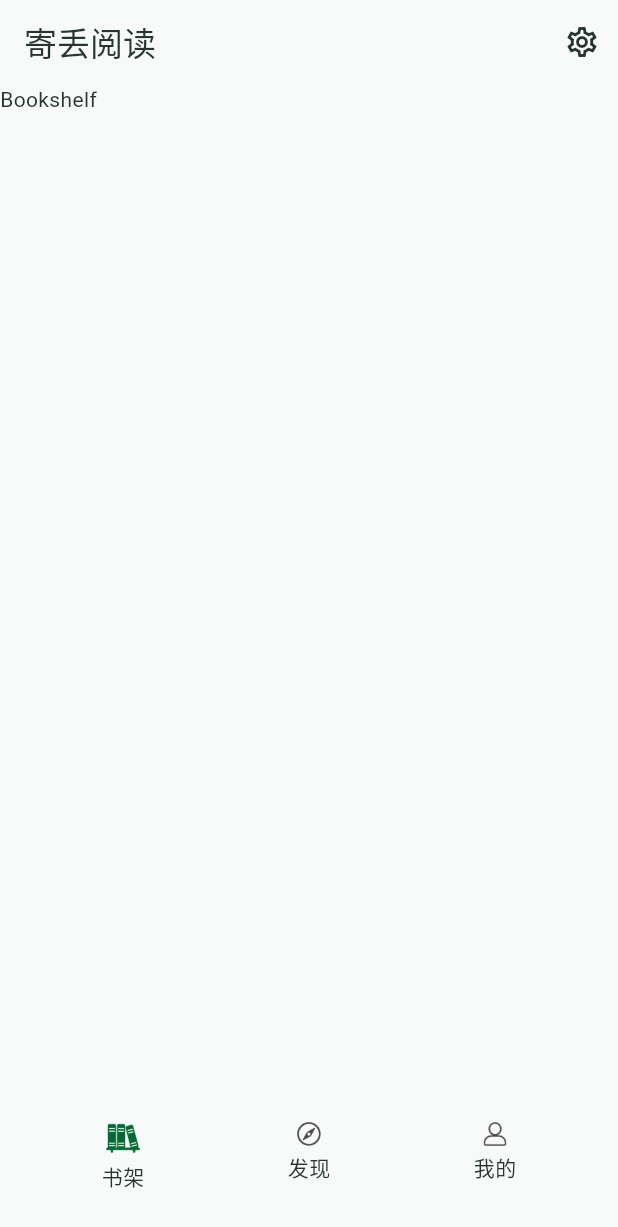
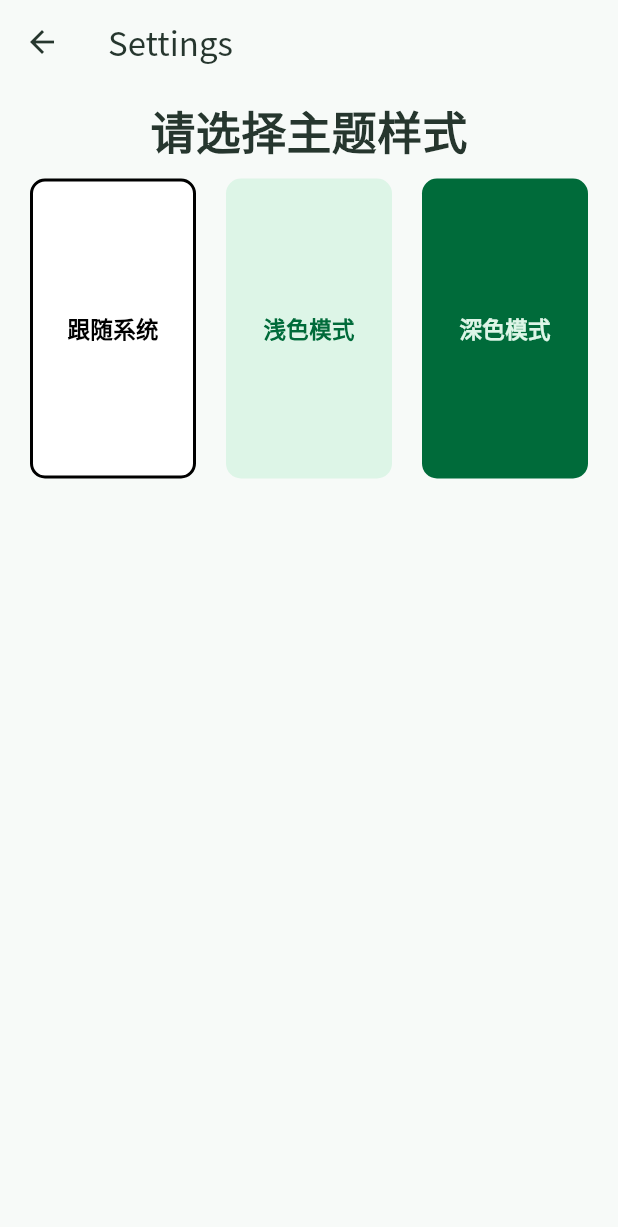
Before and after one commit to lc-052/jidiu_reader, a Flutter app: the screen it shows after launch, after a tap on the "settings" icon, on a phone screen of 412 x 824 dp. Shown: the top 1227 px of the screen. Run offline on Flutter 3.47's test engine with Material 3 defaults, Android fonts, the phone set to English and light mode, and no system bars.

```diff
--- a/lib/app/app_theme.dart
+++ b/lib/app/app_theme.dart
@@ -4,6 +4,7 @@ import 'app_colors.dart';
 class AppTheme {
   static ThemeData get lightTheme {
     return ThemeData(
+      fontFamily: 'NotoSansSC',
       appBarTheme: AppBarThemeData(
         backgroundColor: AppColors.background,
         foregroundColor: AppColors.textPrimary,
@@ -26,6 +27,8 @@ class AppTheme {
   }
   static ThemeData get darkTheme {
     return ThemeData(
+      fontFamily: 'NotoSansSC',
+
       appBarTheme: AppBarThemeData(
         backgroundColor: AppColors.darkBackground,
         foregroundColor: AppColors.darkText,
--- /dev/null
+++ b/lib/features/bookshelf/bookshelf_page.dart
@@ -0,0 +1,148 @@
+import 'package:flutter/material.dart';
+import 'package:jidiu_reader/app/app_colors.dart';
+import 'package:jidiu_reader/features/book_detail/book_detail_page.dart';
+class BookshelfPage extends StatefulWidget {
+  const BookshelfPage({super.key});
+
+  @override
+  State<BookshelfPage> createState() => _BookshelfPageState();
+}
+
+class _BookshelfPageState extends State<BookshelfPage> {
+  List<Map<String, dynamic>> books = [
+    {
+      'title': '寄丢之道',
+      'author': '不寄丢',
+      'cover':'lib/assets/bookimages/The_way_of_jidiu.png',
+      'chapter': '第213章',
+      'lastread':'2022-7-1',
+      'description': '这是一本关于寄丢的书'
+
+    },
+    {
+      'title': '寄丢铁道列车',
+      'author': '不寄丢',
+      'cover':'lib/assets/bookimages/The_Jidiu_Railway_Express.png',
+      'chapter': '第47章',
+      'lastread':'2024-7-1',
+      'description': '这是一本关于寄丢的书'
+    },
+    {
+      'title': '了不起的不寄丢',
+      'author': '不寄丢',
+      'cover':'lib/assets/bookimages/The_Great_Un-jidiu.png',
+      'chapter': '第382章' ,
+      'lastread':'2021-7-1',
+      'description': '这是一本关于寄丢的书'
+    },{
+      'title': '寄丢是怎样炼成的',
+      'author': '不寄丢',
+      'cover':'lib/assets/bookimages/How_jidiu_Was_Tempered.png',
+      'chapter': '第39章',
+      'lastread':'2025-7-1',
+      'description': '这是一本关于寄丢的书'
+    },
+    {
+      'title': '丢乐园',
+      'author': '不寄丢',
+      'cover':'lib/assets/bookimages/Diu_Paradise.png',
+      'chapter': '第67章',
+      'lastread':'2020-7-1',
+      'description': '这是一本关于寄丢的书'
+    },
+    {
+      'title': '吸之寄丢',
+      'author': '不寄丢',
+      'cover':'lib/assets/bookimages/jidiu_of_the_Breath.png',
+      'chapter': '第32章',
+      'lastread':'2022-7-1',
+      'description': '这是一本关于寄丢的书'
+    },
+    {
+      'title': '寄丢传',
+      'author': '不寄丢',
+      'cover':'lib/assets/bookimages/The_Biography_of_jidiu.png',
+      'chapter': '第90章',
+      'lastread':'2029-7-1',
+      'description': '这是一本关于寄丢的书'
+    },
+  ];
+  @override
+  Widget build(BuildContext context) {
+
+    return Container(
+      width: double.infinity,
+
+      child: ListView(
+          children: List.generate(books.length, (index) {
+            return GestureDetector(
+              onTap: () {
+                Navigator.push(
+                    context, MaterialPageRoute(builder: (context) => BookDetailPage(bookData: books, index: index,)));
+              },
+              child: Container(
+                height: 170,
+                margin: const EdgeInsets.all(10),
+                decoration: BoxDecoration(
+                  border: Border.all(color: AppColors.primary, width: 1.0),
+                  borderRadius: BorderRadius.circular(10.0),
+                ),
+                child: Row(
+                  crossAxisAlignment: CrossAxisAlignment.stretch,
+                  children: [
+                    Container(
+                      child: Image.asset(books[index]['cover']),
+                      margin: const EdgeInsets.all(8.0),
+                      height: 150,
+                      width: 100,
+                      decoration: BoxDecoration(
+                        color: AppColors.primary,
+                        borderRadius: BorderRadius.circular(8.0),
+                      ),
+                    ),
+                    Expanded(child: Container(
+                      margin: const EdgeInsets.all(8.0),
+                      child: Column(
+                        mainAxisAlignment: MainAxisAlignment.spaceBetween,
+                        crossAxisAlignment: CrossAxisAlignment.start,
+                        children: [
+                          Column(
+                            crossAxisAlignment: CrossAxisAlignment.start,
+                            children: [
+                              Text(books[index]['title'], style: TextStyle(fontSize: 16.0, fontWeight: FontWeight.bold),),
+                              Text(books[index]['author'], style: TextStyle(fontSize: 14.0, ),),
+                            ],
+                          ),
+
+                          Column(
+                            crossAxisAlignment: CrossAxisAlignment.start,
+                            children: [
+                              Text('阅读到${books[index]['chapter']}', style: TextStyle(fontSize: 14.0, ),),
+                              Container(
+                                decoration: BoxDecoration(
+                                  color: AppColors.primary,
+                                  borderRadius: BorderRadius.circular(2.5),
+                                ),
+                                height: 5,
+                                width: 100,
+                              )
+                            ],
+
+                          ),
+                          Text('上一次阅读: ${books[index]['lastread']}', style: TextStyle(fontSize: 14.0, ),),
+                        ],
+
+                      ),
+                    ))
+
+                  ],
+                ),
+              ),
+            );
+          })
+
+
+      ),
+    );
+  }
+}
--- /dev/null
+++ b/lib/features/discover/discover_page.dart
@@ -0,0 +1,14 @@
+import 'package:flutter/material.dart';
+class DiscoverPage extends StatefulWidget {
+  const DiscoverPage({super.key});
+
+  @override
+  State<DiscoverPage> createState() => _DiscoverPageState();
+}
+
+class _DiscoverPageState extends State<DiscoverPage> {
+  @override
+  Widget build(BuildContext context) {
+    return const Placeholder();
+  }
+}
--- /dev/null
+++ b/lib/features/profile/profile_page.dart
@@ -0,0 +1,14 @@
+import 'package:flutter/material.dart';
+class ProfilePage extends StatefulWidget {
+  const ProfilePage({super.key});
+
+  @override
+  State<ProfilePage> createState() => _ProfilePageState();
+}
+
+class _ProfilePageState extends State<ProfilePage> {
+  @override
+  Widget build(BuildContext context) {
+    return const Placeholder();
+  }
+}
--- /dev/null
+++ b/lib/features/settings/setting_page.dart
@@ -0,0 +1,31 @@
+import 'dart:async';
+
+import 'package:flutter/material.dart';
+import 'package:jidiu_reader/widgets/theme_widget.dart';
+import 'package:jidiu_reader/app/theme_controller.dart';
+
+class SettingPage extends StatefulWidget {
+  final ThemeController controller;
+  const SettingPage({required this.controller,   super.key});
+
+  @override
+  State<SettingPage> createState() => _SettingPageState();
+}
+
+class _SettingPageState extends State<SettingPage> {
+  @override
+  Widget build(BuildContext context) {
+    return Scaffold(
+      appBar: AppBar(
+        title: Text('Settings'),
+      ),
+      body: Container(
+        child: Column(
+          children: [
+            ThemeWidget(themeController: widget.controller),
+          ],
+        ),
+      )
+    );
+  }
+}
--- a/lib/main.dart
+++ b/lib/main.dart
@@ -1,6 +1,10 @@
 import 'package:flutter/material.dart';
 import 'package:jidiu_reader/app/app_theme.dart';
 import 'package:jidiu_reader/app/theme_controller.dart';
+import 'package:jidiu_reader/features/bookshelf/bookshelf_page.dart';
+import 'package:jidiu_reader/features/discover/discover_page.dart';
+import 'package:jidiu_reader/features/profile/profile_page.dart';
+import 'package:jidiu_reader/features/settings/setting_page.dart';
 void main() =>runApp(MainApp());
 class MainApp extends StatefulWidget {
 
@@ -27,6 +31,10 @@ class _MainAppState extends State<MainApp> {
 
     return ListenableBuilder(listenable: _themeController, builder: (context,child){
       return MaterialApp(
+
+        routes: {
+          '/settings': (context) => SettingPage(controller: _themeController),
+        },
         theme: AppTheme.lightTheme,
         darkTheme: AppTheme.darkTheme,
         themeMode: _themeController.themeMode,
@@ -36,20 +44,15 @@ class _MainAppState extends State<MainApp> {
           appBar: AppBar(
             title: Text('寄丢阅读'),
             actions: [
-              IconButton(
-                icon: const Icon(Icons.settings_outlined),
-                onPressed: () {
-
-                },
-              ),
+              GetSetting(),
             ],
 
           ),
           body: IndexedStack(index: _selectedIndex,
             children: [
-              Text('Bookshelf'),
-              Text('Discover'),
-              Text('Profile'),
+              BookshelfPage(),
+              DiscoverPage(),
+              ProfilePage(),
             ],
           ),
           bottomNavigationBar: Container(
@@ -81,7 +84,21 @@ class _MainAppState extends State<MainApp> {
           ),
         ),
 
+
       );
     });
   }
 }
+class GetSetting extends StatelessWidget {
+  const GetSetting({super.key});
+
+  @override
+  Widget build(BuildContext context) {
+    return IconButton(
+      icon: const Icon(Icons.settings_outlined),
+      onPressed: () {
+        Navigator.pushNamed(context, '/settings');
+      },
+    );
+  }
+}
--- /dev/null
+++ b/lib/widgets/theme_widget.dart
@@ -0,0 +1,75 @@
+import 'package:flutter/material.dart';
+import 'package:jidiu_reader/app/app_colors.dart';
+import 'package:jidiu_reader/app/theme_controller.dart';
+
+class ThemeWidget extends StatefulWidget {
+  final ThemeController themeController;
+  const ThemeWidget({required this.themeController, super.key});
+
+  @override
+  State<ThemeWidget> createState() => _ThemeWidgetState();
+}
+
+class _ThemeWidgetState extends State<ThemeWidget> {
+  List<Color> colors = [
+    Colors.white,
+    AppColors.mint,
+    AppColors.primary,
+  ];
+  List<Color> Textcolors = [
+    Colors.black,
+    AppColors.primary,
+    AppColors.mint,
+  ];
+  List<Map<String, ThemeMode>> themes = [
+    { "跟随系统": ThemeMode.system},
+    { "浅色模式": ThemeMode.light},
+    { "深色模式": ThemeMode.dark},
+  ];
+  int _selectedIndex = 0;
+  @override
+  Widget build(BuildContext context) {
+    return Container(
+      margin: EdgeInsets.all(10),
+      decoration: BoxDecoration(
+        borderRadius: BorderRadius.circular(10),
+      ),
+      width: double.infinity,
+      child: Column(
+        children: [
+          Text("请选择主题样式", style: TextStyle(fontSize: 30, fontWeight: FontWeight.bold),),
+          Row(
+              children: List.generate(themes.length, (index) {
+                return Expanded(
+                  child: GestureDetector(
+                    onTap: () {
+                      setState(() {
+                        _selectedIndex = index;
+                        widget.themeController.ChangeThemeMode(themes[index].values.first);
+                      });
+                    },
+                    child: Container(
+                      padding: EdgeInsets.all(10),
+                      margin: EdgeInsets.all(10),
+                      height: 200,
+                      decoration: BoxDecoration(
+                        borderRadius: BorderRadius.circular(10),
+                        color: colors[index],
+                        border: Border.all(
+                          color: _selectedIndex == index ? Textcolors[index] : Colors.transparent,
+                          width: 2,
+                        ),
+
+                      ),
+                      alignment: Alignment.center,
+                      child: Text(themes[index].keys.first, style: TextStyle(fontSize: 15, fontWeight: FontWeight.bold,color: Textcolors[index]),),
+                    ),
+                  )
+                );
+              })
+          ),
+        ],
+      )
+    );
+  }
+}
```
Also changed, not shown: lib/data/source_repository.dart (added, +24 -0 lines), lib/features/book_detail/book_detail_page.dart (added, +124 -0 lines), lib/features/book_detail/read_page.dart (added, +85 -0 lines), pubspec.yaml (+7 -0 lines), lib/assets/bookimages/Diu_Paradise.png (added), lib/assets/bookimages/How_Jidiu_Was_Tempered.png (added), lib/assets/bookimages/Jidiu_of_the_Breath.png (added), lib/assets/bookimages/The_Biography_of_Jidiu.png (added), lib/generated/assets.dart, pubspec.lock, 4 other files.
